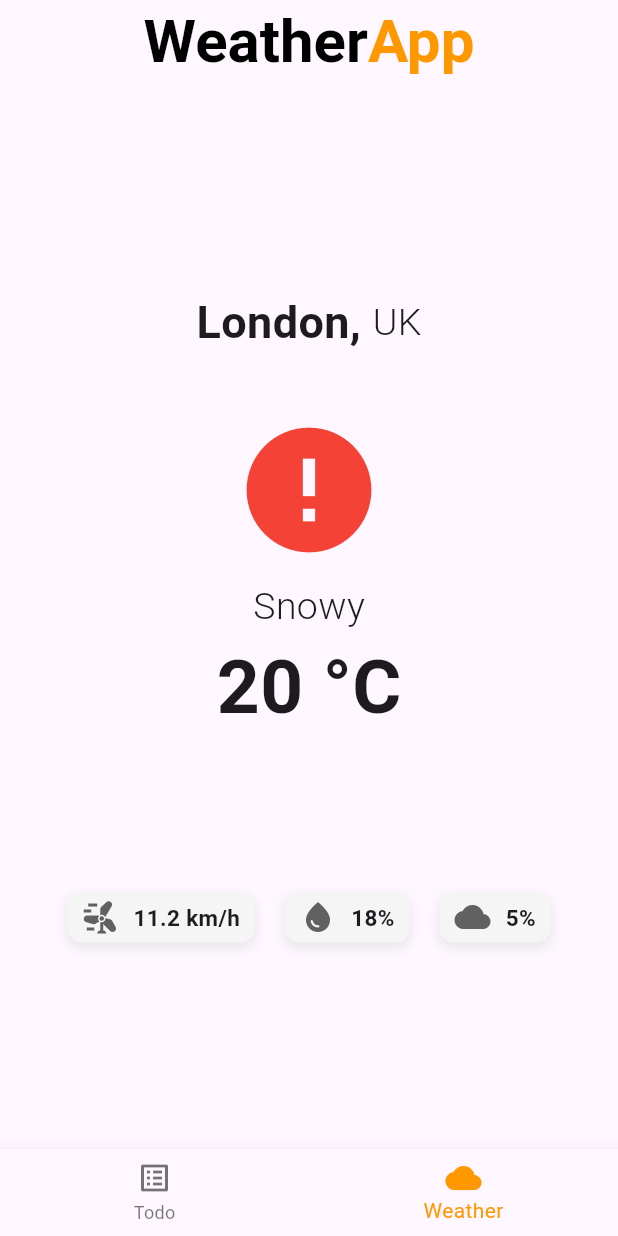
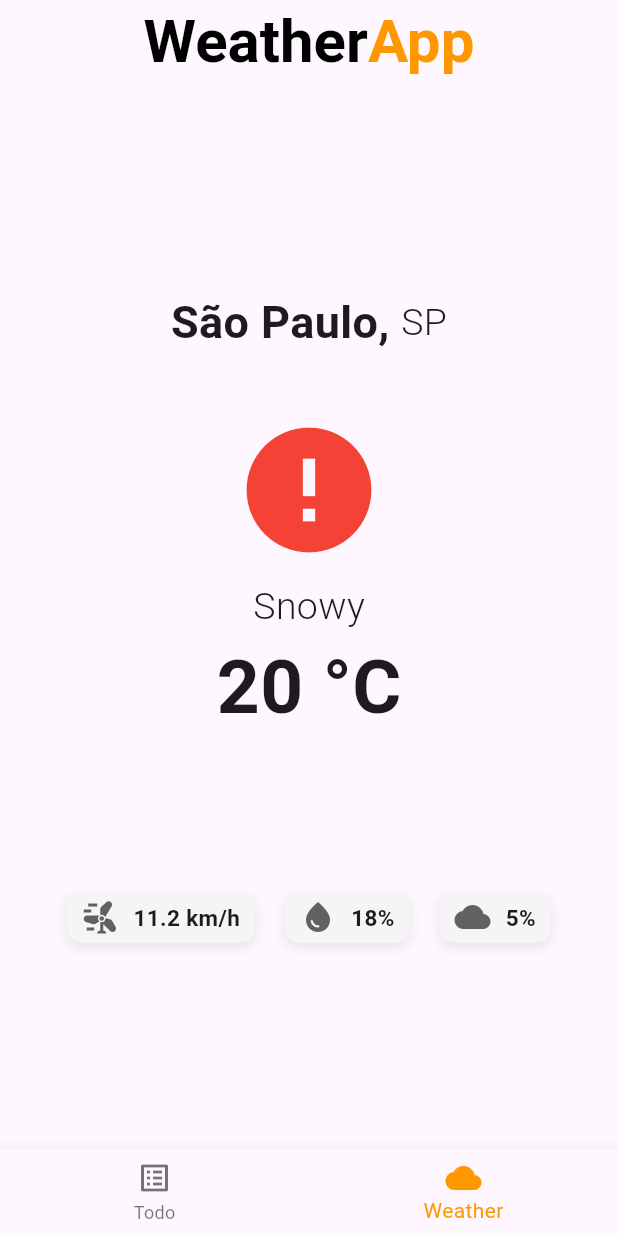
Before and after one commit to Mateus8741/MagazordTestFlutter, a Flutter app: the screen it shows after launch, item 2 of the bottom bar chosen, on a phone screen of 412 x 824 dp. Run offline on Flutter 3.47's test engine with Material 3 defaults, Android fonts, the phone set to English and light mode, and no system bars; network calls fail.

Commit message:
Add LocaleWeather widget to display weather information for São Paulo

```diff
--- a/lib/modules/weather_app/screens/weather_home.dart
+++ b/lib/modules/weather_app/screens/weather_home.dart
@@ -1,5 +1,6 @@
 import 'package:flutter/material.dart';
 import 'package:magazordtestf/modules/weather_app/widgets/footer_info.dart';
+import 'package:magazordtestf/modules/weather_app/widgets/locale.dart';
 
 import '../../shared/widgets/logo.dart';
 import '../widgets/weather_info.dart';
@@ -26,20 +27,7 @@ class WeatherHome extends StatelessWidget {
                   crossAxisAlignment: CrossAxisAlignment.center,
                   mainAxisAlignment: MainAxisAlignment.center,
                   children: [
-                    Text(
-                      'London, ',
-                      style: TextStyle(
-                        fontSize: 30,
-                        fontWeight: FontWeight.bold,
-                      ),
-                    ),
-                    Text(
-                      'UK',
-                      style: TextStyle(
-                        fontSize: 25,
-                        fontWeight: FontWeight.w300,
-                      ),
-                    ),
+                    LocaleWeather(name: 'São Paulo', region: 'SP'),
                   ],
                 ),
                 SizedBox(height: 40),
--- /dev/null
+++ b/lib/modules/weather_app/widgets/locale.dart
@@ -0,0 +1,34 @@
+import 'package:flutter/material.dart';
+
+class LocaleWeather extends StatelessWidget {
+  final String name;
+  final String region;
+
+  const LocaleWeather({
+    Key? key,
+    required this.name,
+    required this.region,
+  }) : super(key: key);
+
+  @override
+  Widget build(BuildContext context) {
+    return Row(
+      children: [
+        Text(
+          '$name, ',
+          style: const TextStyle(
+            fontSize: 30,
+            fontWeight: FontWeight.bold,
+          ),
+        ),
+        Text(
+          region,
+          style: const TextStyle(
+            fontSize: 25,
+            fontWeight: FontWeight.w300,
+          ),
+        ),
+      ],
+    );
+  }
+}
```
